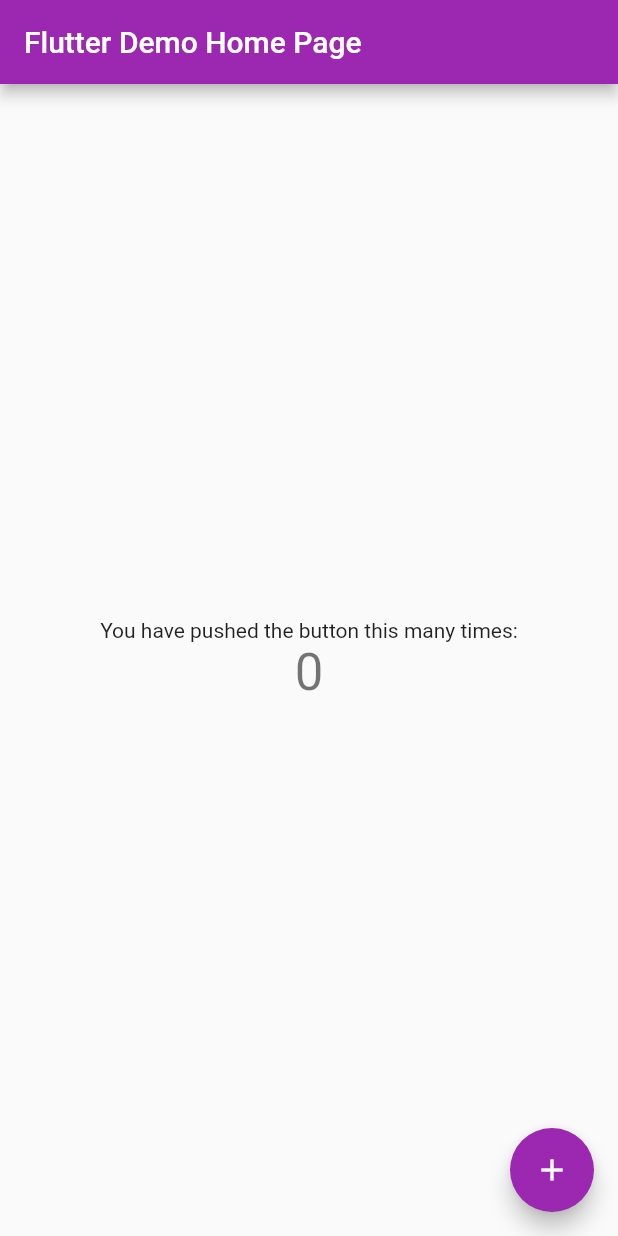
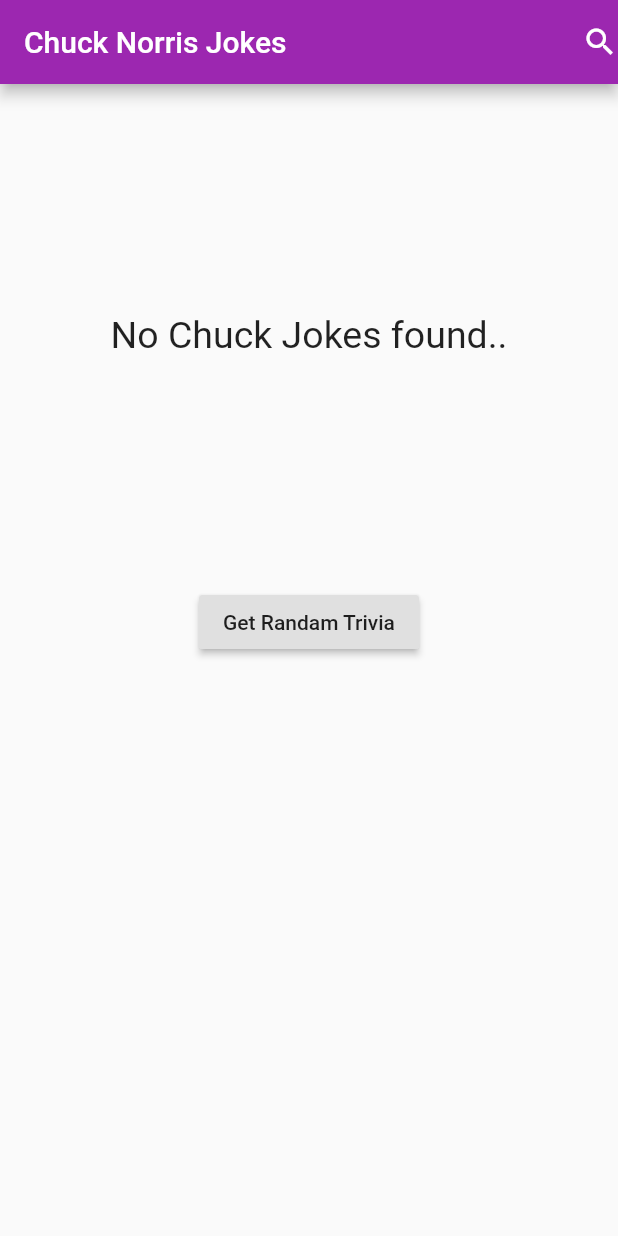
Before and after one commit to MrBooi/chuck-norris-app, a Flutter app: the screen it shows after launch, on a phone screen of 412 x 824 dp. Run offline on Flutter 3.47's test engine with Material 2 defaults, Android fonts, the phone set to English and light mode, and no system bars; our stand-ins replace bloc, dartz, data_connection_checker, flutter_bloc, freezed_annotation, get_it; generated files the repository leaves out were written again.

Commit message:
added chuck presention ui and registered service locator

```diff
--- a/lib/main.dart
+++ b/lib/main.dart
@@ -1,6 +1,10 @@
+import 'package:chuck_norris/views/chuck_joke/presentation/pages/Chuck_joke_page.dart';
 import 'package:flutter/material.dart';
+import 'injection_container.dart' as di;
 
 void main() {
+  WidgetsFlutterBinding.ensureInitialized();
+  di.initServices();
   runApp(MyApp());
 }
 
@@ -8,59 +12,13 @@ class MyApp extends StatelessWidget {
   @override
   Widget build(BuildContext context) {
     return MaterialApp(
-      title: 'Flutter Demo',
+      title: 'Chuck Norris Joke App',
+      debugShowCheckedModeBanner: false,
       theme: ThemeData(
         primarySwatch: Colors.purple,
         visualDensity: VisualDensity.adaptivePlatformDensity,
       ),
-      home: MyHomePage(title: 'Flutter Demo Home Page'),
+      home: ChuckJokePage(),
     );
   }
 }
-
-class MyHomePage extends StatefulWidget {
-  MyHomePage({Key key, this.title}) : super(key: key);
-
-  final String title;
-
-  @override
-  _MyHomePageState createState() => _MyHomePageState();
-}
-
-class _MyHomePageState extends State<MyHomePage> {
-  int _counter = 0;
-
-  void _incrementCounter() {
-    setState(() {
-      _counter++;
-    });
-  }
-
-  @override
-  Widget build(BuildContext context) {
-    return Scaffold(
-      appBar: AppBar(
-        title: Text(widget.title),
-      ),
-      body: Center(
-        child: Column(
-          mainAxisAlignment: MainAxisAlignment.center,
-          children: <Widget>[
-            Text(
-              'You have pushed the button this many times:',
-            ),
-            Text(
-              '$_counter',
-              style: Theme.of(context).textTheme.headline4,
-            ),
-          ],
-        ),
-      ),
-      floatingActionButton: FloatingActionButton(
-        onPressed: _incrementCounter,
-        tooltip: 'Increment',
-        child: Icon(Icons.add),
-      ), // This trailing comma makes auto-formatting nicer for build methods.
-    );
-  }
-}
--- a/lib/views/chuck_joke/presentation/cubit/chuck_jokes_cubit.dart
+++ b/lib/views/chuck_joke/presentation/cubit/chuck_jokes_cubit.dart
@@ -8,7 +8,7 @@ class ChuckJokesCubit extends Cubit<ChuckJokesState> {
   GetRandomChuckJokeUsecase getRandomChuckJokeUsecase;
 
   ChuckJokesCubit({
-    @required random,
+    @required GetRandomChuckJokeUsecase random,
   })  : getRandomChuckJokeUsecase = random,
         super(ChuckJokesState.empty());
 
--- /dev/null
+++ b/lib/views/chuck_joke/presentation/pages/Chuck_joke_page.dart
@@ -0,0 +1,62 @@
+import 'package:chuck_norris/views/chuck_joke/presentation/cubit/cubit.dart';
+import 'package:chuck_norris/views/chuck_joke/presentation/widgets/chuck_joke_controls.dart';
+import 'package:chuck_norris/views/chuck_joke/presentation/widgets/chuck_joke_display.dart';
+import 'package:chuck_norris/views/chuck_joke/presentation/widgets/empty_widget.dart';
+import 'package:chuck_norris/views/chuck_joke/presentation/widgets/error_display.dart';
+import 'package:chuck_norris/views/chuck_joke/presentation/widgets/loading_widget.dart';
+import 'package:flutter/material.dart';
+import 'package:flutter_bloc/flutter_bloc.dart';
+
+import '../../../../injection_container.dart';
+
+class ChuckJokePage extends StatelessWidget {
+  @override
+  Widget build(BuildContext context) {
+    return Scaffold(
+      appBar: _renderAppBar(),
+      body: SingleChildScrollView(
+        child: _renderChuckJokeBody(context),
+      ),
+    );
+  }
+
+  Widget _renderAppBar() {
+    return AppBar(
+      title: const Text('Chuck Norris Jokes'),
+      actions: [
+        Icon(Icons.search),
+      ],
+    );
+  }
+
+  BlocProvider<ChuckJokesCubit> _renderChuckJokeBody(BuildContext context) {
+    return BlocProvider(
+      create: (_) => sl<ChuckJokesCubit>(),
+      child: Center(
+        child: Padding(
+          padding: const EdgeInsets.all(10.0),
+          child: Column(
+            children: [
+              const SizedBox(height: 20),
+              _renderTopHalf(),
+              const SizedBox(height: 20),
+              ChuckJokeControls()
+            ],
+          ),
+        ),
+      ),
+    );
+  }
+
+  Widget _renderTopHalf() {
+    return BlocBuilder<ChuckJokesCubit, ChuckJokesState>(
+        builder: (context, state) {
+      return state.when(
+        empty: () => EmptyWidget(message: "No Chuck Jokes found.."),
+        loading: () => LoadingWidget(),
+        loaded: (chuckJoke) => ChuckJokeDisplay(joke: chuckJoke),
+        error: (f) => ErrorDisplay(failure: f),
+      );
+    });
+  }
+}
--- /dev/null
+++ b/lib/views/chuck_joke/presentation/widgets/chuck_joke_controls.dart
@@ -0,0 +1,29 @@
+import 'package:chuck_norris/views/chuck_joke/presentation/cubit/cubit.dart';
+import 'package:flutter/material.dart';
+import 'package:flutter_bloc/flutter_bloc.dart';
+
+class ChuckJokeControls extends StatefulWidget {
+  @override
+  _ChuckJokeControlsState createState() => _ChuckJokeControlsState();
+}
+
+class _ChuckJokeControlsState extends State<ChuckJokeControls> {
+  @override
+  Widget build(BuildContext context) {
+    return Column(
+      children: [
+        const SizedBox(height: 10),
+        RaisedButton(
+          key: const Key('Get-Random-Number'),
+          onPressed: dispatchRandom,
+          child: const Text('Get Randam Trivia'),
+        ),
+      ],
+    );
+  }
+
+  void dispatchRandom() {
+    final cubit = context.read<ChuckJokesCubit>();
+    cubit.getChuckRandomJoke();
+  }
+}
--- /dev/null
+++ b/lib/views/chuck_joke/presentation/widgets/empty_widget.dart
@@ -0,0 +1,22 @@
+import 'package:flutter/material.dart';
+
+class EmptyWidget extends StatelessWidget {
+  final String message;
+
+  const EmptyWidget({Key key, @required this.message}) : super(key: key);
+  @override
+  Widget build(BuildContext context) {
+    return Container(
+      height: MediaQuery.of(context).size.height / 3,
+      child: Center(
+        child: SingleChildScrollView(
+          child: Text(
+            message,
+            style: const TextStyle(fontSize: 25),
+            textAlign: TextAlign.center,
+          ),
+        ),
+      ),
+    );
+  }
+}
--- a/pubspec.yaml
+++ b/pubspec.yaml
@@ -23,6 +23,7 @@ dependencies:
   shared_preferences: ^0.5.12+4
   freezed_annotation: ^0.12.0
   json_serializable: ^3.5.0
+  cached_network_image: ^2.5.0
 
 
 
```
Also changed, not shown: lib/core/core_services.dart (added, +8 -0 lines), lib/core/external_services.dart (added, +10 -0 lines), lib/injection_container.dart (+16 -0 lines), lib/views/chuck_joke/presentation/chuck_joke_services.dart (added, +36 -0 lines), lib/views/chuck_joke/presentation/widgets/chuck_joke_display.dart (added, +36 -0 lines), lib/views/chuck_joke/presentation/widgets/error_display.dart (added, +22 -0 lines), lib/views/chuck_joke/presentation/widgets/loading_widget.dart (added, +14 -0 lines), pubspec.lock, 3 other files.
